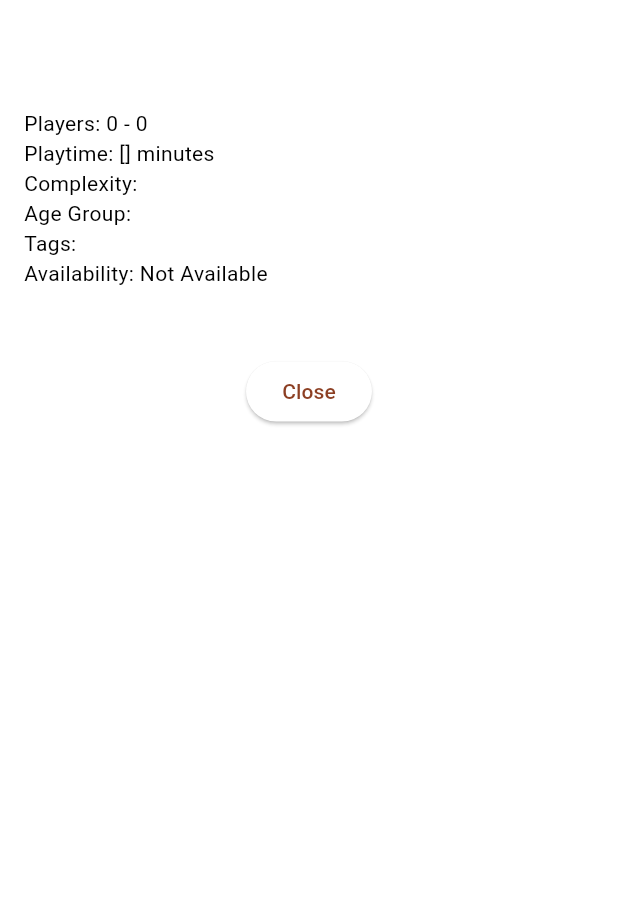
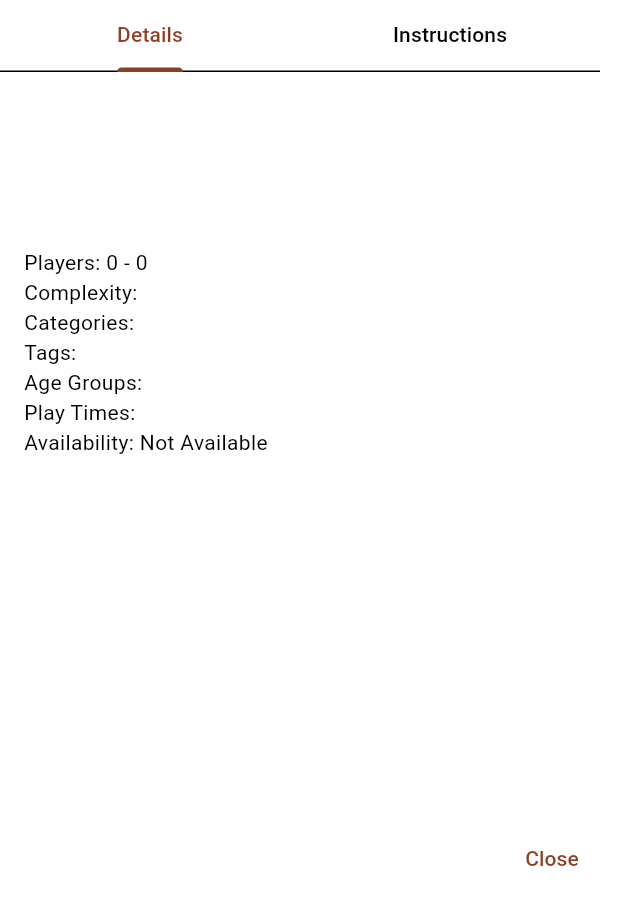
Before and after one commit to Snowy05/table-turn, a Flutter app: the BoardGameCardOpen widget shown alone on an empty page, opened directly with empty values, on a phone screen of 412 x 824 dp. Shown: the top 905 px of the screen. Run offline on Flutter 3.47's test engine with Material 3 defaults, Android fonts, the phone set to English and light mode, and no system bars; our stand-ins replace cloud_firestore, firebase_auth, firebase_core; accounts and stored records are empty.

Commit message:
added multi tab for pop up, instructions needed for tab

```diff
--- a/lib/View/BoardGame/BoardGameCardOpen.dart
+++ b/lib/View/BoardGame/BoardGameCardOpen.dart
@@ -1,50 +1,95 @@
-
-
 import 'package:flutter/material.dart';
 import 'package:tableturn_project0/Model/gameModel.dart';
 
 class BoardGameCardOpen extends StatelessWidget {
   final GameModel game;
-
+//custom card widget to display detailed game information in a pop-up dialog with tabs for details and instructions
   const BoardGameCardOpen({super.key, required this.game});
-
   @override
   Widget build(BuildContext context) {
-    return SingleChildScrollView(
-child: Padding(padding:   const EdgeInsets.all(16.0),
+    return DefaultTabController(
+      length: 2,
+      child: SizedBox(
+        width: 400,
         child: Column(
           mainAxisSize: MainAxisSize.min,
+          children: [
+            TabBar(
+              tabs: [
+                Tab(text: 'Details'),
+                Tab(text: 'Instructions'),
+              ],
+              labelColor: Theme.of(context).primaryColor,
+            ),
+            SizedBox(
+              height: 500,
+              child: TabBarView(
+                children: [
+                  // Details tab
+                  SingleChildScrollView(
+                    padding: const EdgeInsets.all(16.0),
+                    child: Column(
                       crossAxisAlignment: CrossAxisAlignment.start,
                       children: [
-    if(game.imageAsset.isNotEmpty)
-    Image.asset(game.imageAsset, width: double.infinity, fit: BoxFit.cover,),
+                        Center(
+                          child: Text(
+                            game.gameName,
+                            style: Theme.of(context).textTheme.headlineSmall
+                                ?.copyWith(fontWeight: FontWeight.bold),
+                          ),
+                        ),
+                        const SizedBox(height: 16),
+                        if (game.imageAsset.isNotEmpty)
+                          Image.asset(
+                            game.imageAsset,
+                            width: double.infinity,
+                            fit: BoxFit.cover,
+                          ),
                         if (game.imageUrl.isNotEmpty)
-    Image.network(game.imageUrl, width: double.infinity, fit: BoxFit.cover,),
-    SizedBox(height: 16.0,),
-    Center(child: Text(game.gameName, style: Theme.of(context).textTheme.headlineSmall?.copyWith(fontWeight: FontWeight.bold),)),
-    SizedBox(height: 8.0,),
-    Text('Players: ${game.minPlayers} - ${game.maxPlayers}'),
-    Text( 'Playtime: ${game.playTimes} minutes'),
-    Text( 'Complexity: ${game.complexity}'),
-    Text ( 'Age Group: ${game.ageGroups.join(',')}'),
-    Text( 'Tags: ${game.tags.join(', ')}'),
-    Text('Availability: ${game.isAvailable ? 'Available' : 'Not Available'}'),
-    SizedBox(height: 8.0,),
+                          Image.network(
+                            game.imageUrl,
+                            width: double.infinity,
+                            fit: BoxFit.cover,
+                          ),
+                        const SizedBox(height: 16),
                         Text(game.description),
-    SizedBox(height: 16.0,),
+                        const SizedBox(height: 16),
+                        Text(
+                          'Players: ${game.minPlayers} - ${game.maxPlayers}',
+                        ),
+                        Text('Complexity: ${game.complexity}'),
+                        Text('Categories: ${game.categories.join(', ')}'),
+                        Text('Tags: ${game.tags.join(', ')}'),
+                        Text('Age Groups: ${game.ageGroups.join(', ')}'),
+                        Text('Play Times: ${game.playTimes.join(', ')}'),
+                        Text(
+                          'Availability: ${game.isAvailable ? 'Available' : 'Not Available'}',
+                        ),
+                        const SizedBox(height: 16),
+                      ],
+                    ),
+                  ),
+                  // Instructions tab (using description as placeholder for instructions at the moment)
+                  SingleChildScrollView(
+                    padding: const EdgeInsets.all(16.0),
+                    child: Text(
+                      game.description,
+                      style: const TextStyle(fontSize: 16),
+                    ),
+                  ),
+                ],
+              ),
+            ),
             Align(
-      alignment: Alignment.center,
-      child: ElevatedButton(
-        onPressed: () {
-          Navigator.pop(context);
-        },
-        child: Text('Close'),
+              alignment: Alignment.centerRight,
+              child: TextButton(
+                onPressed: () => Navigator.of(context).pop(),
+                child: const Text('Close'),
               ),
-    )
-  ]
             ),
-)
-
+          ],
+        ),
+      ),
     );
   }
 }
```
Lines whose indentation alone changed are shown as unchanged.
